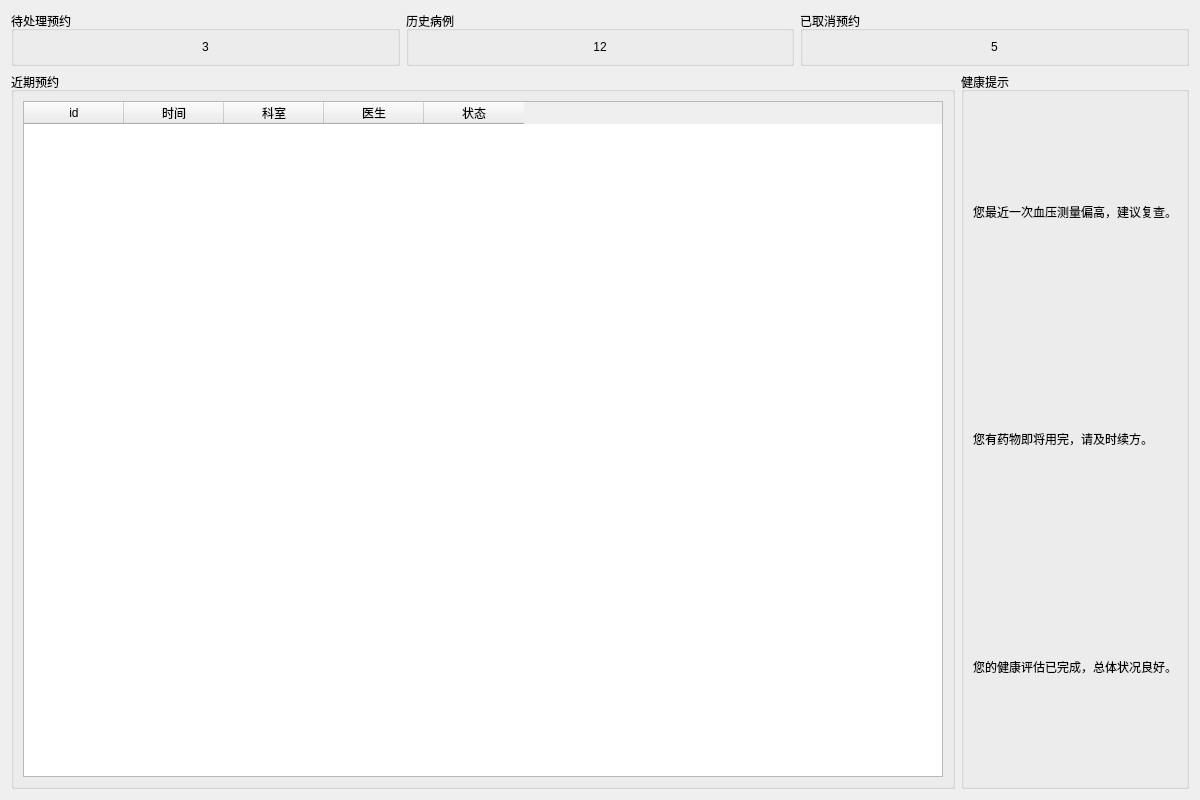
This is page_dashboard.ui in SunJianBai/patient-client as Qt 5 draws it before an edit. The edited form follows.
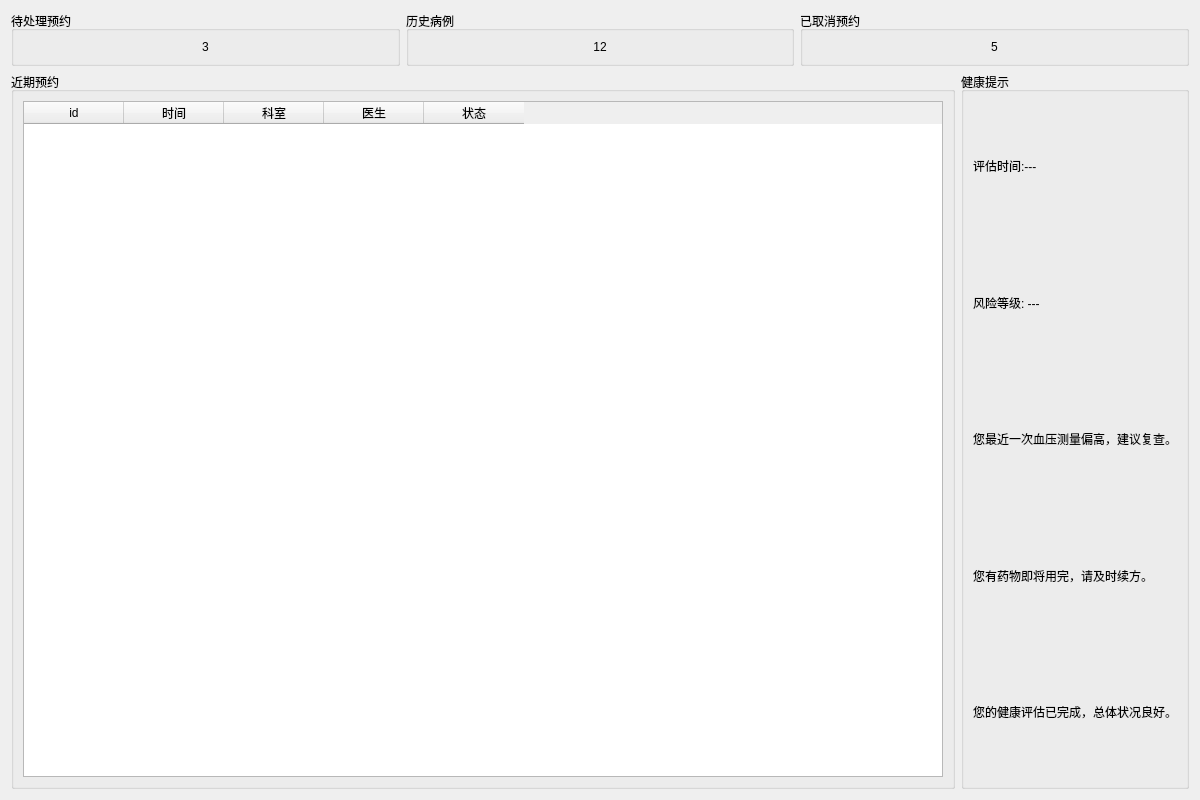
This is the edited form.

Commit message: 完成健康评估（测试版）

What changed in the file:
```diff
--- a/page_dashboard.ui
+++ b/page_dashboard.ui
@@ -121,6 +121,20 @@
         <string>健康提示</string>
        </property>
        <layout class="QVBoxLayout" name="healthTipsLayout">
+        <item>
+         <widget class="QLabel" name="time">
+          <property name="text">
+           <string>评估时间:---</string>
+          </property>
+         </widget>
+        </item>
+        <item>
+         <widget class="QLabel" name="level">
+          <property name="text">
+           <string>风险等级: ---</string>
+          </property>
+         </widget>
+        </item>
         <item>
          <widget class="QLabel" name="labelTip1">
           <property name="text">
```
The commit also changes 8 other files.
